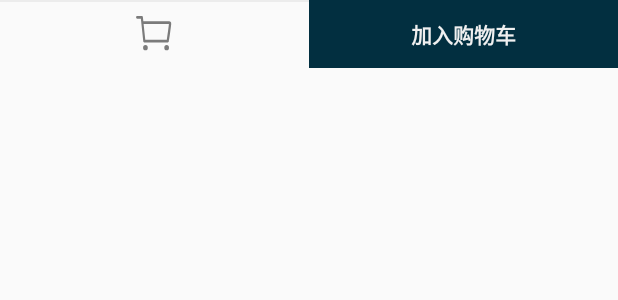
After one commit to zhangzhihai1984/7FreshDemo, an Android app: the layout main_cart_layout.xml on its own in the app's theme, with its tools: preview values and no code run, on a phone screen of 412 x 824 dp. The commit adds this screen. Shown: the top 300 px of the screen. Run offline under Robolectric (Android 15) with nearby library versions, the phone set to English and light mode, and no system bars.

Commit message:
main cart

```diff
--- a/app/src/main/java/com/usher/demo/MainActivity.kt
+++ b/app/src/main/java/com/usher/demo/MainActivity.kt
@@ -4,11 +4,13 @@ import android.content.Intent
 import android.view.KeyEvent
 import androidx.fragment.app.Fragment
 import com.google.gson.Gson
+import com.jakewharton.rxbinding4.view.clicks
 import com.usher.demo.api.ApiFactory
 import com.usher.demo.base.BaseActivity
 import com.usher.demo.util.LogUtil
 import com.usher.demo.util.RxUtil
 import io.reactivex.rxjava3.subjects.PublishSubject
+import kotlinx.android.synthetic.main.main_cart_layout.*
 
 class MainActivity : BaseActivity(R.layout.activity_main, Theme.LIGHT_AUTO) {
     companion object {
@@ -37,6 +39,11 @@ class MainActivity : BaseActivity(R.layout.activity_main, Theme.LIGHT_AUTO) {
                 .to(RxUtil.autoDispose(this))
                 .subscribe { showToast("再次点击退出程序") }
 
+        add_textview.clicks()
+                .compose(RxUtil.singleClick())
+                .to(RxUtil.autoDispose(this))
+                .subscribe { }
+
 
         ApiFactory.instance.getDetail()
                 .to(RxUtil.autoDispose(this))
--- /dev/null
+++ b/app/src/main/res/drawable/button_primary_background.xml
@@ -0,0 +1,5 @@
+<?xml version="1.0" encoding="utf-8"?>
+<selector xmlns:android="http://schemas.android.com/apk/res/android">
+    <item android:drawable="@color/colorPrimaryDark" android:state_enabled="true" android:state_pressed="true" />
+    <item android:drawable="@color/colorPrimary" android:state_enabled="true" />
+</selector>
--- /dev/null
+++ b/app/src/main/res/drawable/ic_cart.xml
@@ -0,0 +1,9 @@
+<vector xmlns:android="http://schemas.android.com/apk/res/android"
+    android:width="24dp"
+    android:height="24dp"
+    android:viewportWidth="1152"
+    android:viewportHeight="1024">
+    <path
+        android:fillColor="@color/text_7B"
+        android:pathData="M264.704 750.912h752.768a36.032 36.032 0 0 0 33.6-33.472s51.648-287.232 75.2-484.992c6.784-54.72-19.072-81.536-69.568-81.536H234.432L220.928 33.536A35.008 35.008 0 0 0 189.568 0H38.08a38.016 38.016 0 0 0 0 75.968h117.76l76.352 641.6c0.448 17.92 14.592 32.448 32.512 33.344zM1053.44 225.728c-20.352 158.72-53.888 371.008-67.328 450.176H297.28l-53.824-450.176h809.92zM301.76 826.944a74.88 74.88 0 1 0 75.136 74.88 75.008 75.008 0 0 0-75.136-74.88z m678.656 0a74.88 74.88 0 1 0 75.2 74.88 75.008 75.008 0 0 0-75.136-74.88h-0.064z" />
+</vector>
--- /dev/null
+++ b/app/src/main/res/drawable/ic_reminder.xml
@@ -0,0 +1,5 @@
+<?xml version="1.0" encoding="utf-8"?>
+<shape xmlns:android="http://schemas.android.com/apk/res/android"
+    android:shape="oval">
+    <solid android:color="@color/colorWarn" />
+</shape>
--- a/app/src/main/res/layout/activity_main.xml
+++ b/app/src/main/res/layout/activity_main.xml
@@ -2,6 +2,17 @@
 <LinearLayout xmlns:android="http://schemas.android.com/apk/res/android"
     android:layout_width="match_parent"
     android:layout_height="match_parent"
-    android:fitsSystemWindows="true">
+    android:background="@color/page_background"
+    android:fitsSystemWindows="true"
+    android:orientation="vertical">
+
+    <View
+        android:layout_width="match_parent"
+        android:layout_height="0dp"
+        android:layout_weight="1"
+        android:background="@color/colorPrimary"
+        android:visibility="invisible" />
+
+    <include layout="@layout/main_cart_layout" />
 
 </LinearLayout>
--- /dev/null
+++ b/app/src/main/res/layout/main_cart_layout.xml
@@ -0,0 +1,60 @@
+<?xml version="1.0" encoding="utf-8"?>
+<RelativeLayout xmlns:android="http://schemas.android.com/apk/res/android"
+    xmlns:tools="http://schemas.android.com/tools"
+    android:layout_width="match_parent"
+    android:layout_height="45dp">
+
+    <View
+        android:layout_width="match_parent"
+        android:layout_height="1dp"
+        android:background="#ECECEC" />
+
+    <LinearLayout
+        android:layout_width="match_parent"
+        android:layout_height="match_parent"
+        android:orientation="horizontal">
+
+        <RelativeLayout
+            android:layout_width="0dp"
+            android:layout_height="match_parent"
+            android:layout_weight="1">
+
+            <ImageView
+                android:id="@+id/cart_imageview"
+                android:layout_width="wrap_content"
+                android:layout_height="wrap_content"
+                android:layout_centerInParent="true"
+                android:contentDescription="@null"
+                android:src="@drawable/ic_cart" />
+
+            <TextView
+                android:layout_width="15dp"
+                android:layout_height="15dp"
+                android:layout_below="@id/cart_imageview"
+                android:layout_marginStart="-8dp"
+                android:layout_marginTop="-30dp"
+                android:layout_toEndOf="@id/cart_imageview"
+                android:background="@drawable/ic_reminder"
+                android:gravity="center"
+                android:textColor="@color/text_F0"
+                android:textSize="10sp"
+                android:visibility="invisible"
+                tools:ignore="SmallSp" />
+
+        </RelativeLayout>
+
+        <TextView
+            android:id="@+id/add_textview"
+            android:layout_width="0dp"
+            android:layout_height="match_parent"
+            android:layout_weight="1"
+            android:background="@drawable/button_primary_background"
+            android:gravity="center"
+            android:text="@string/main_add"
+            android:textColor="@color/text_F0"
+            android:textSize="14sp"
+            android:textStyle="bold" />
+
+    </LinearLayout>
+
+</RelativeLayout>
--- a/app/src/main/res/values/colors.xml
+++ b/app/src/main/res/values/colors.xml
@@ -1,7 +1,7 @@
 <?xml version="1.0" encoding="utf-8"?>
 <resources>
-    <color name="colorPrimary">#5789E7</color>
-    <color name="colorPrimaryDark">#5789E7</color>
+    <color name="colorPrimary">#022f40</color>
+    <color name="colorPrimaryDark">#02212c</color>
     <color name="colorAccent">#536DFE</color>
     <color name="colorWarn">#df3145</color>
 
--- a/app/src/main/res/values/strings.xml
+++ b/app/src/main/res/values/strings.xml
@@ -12,4 +12,7 @@
     <!-- Splash -->
     <string name="splash_skip">跳过&#160;&#160;%1$d</string>
 
+    <!-- Main -->
+    <string name="main_add">加入购物车</string>
+
 </resources>
```
